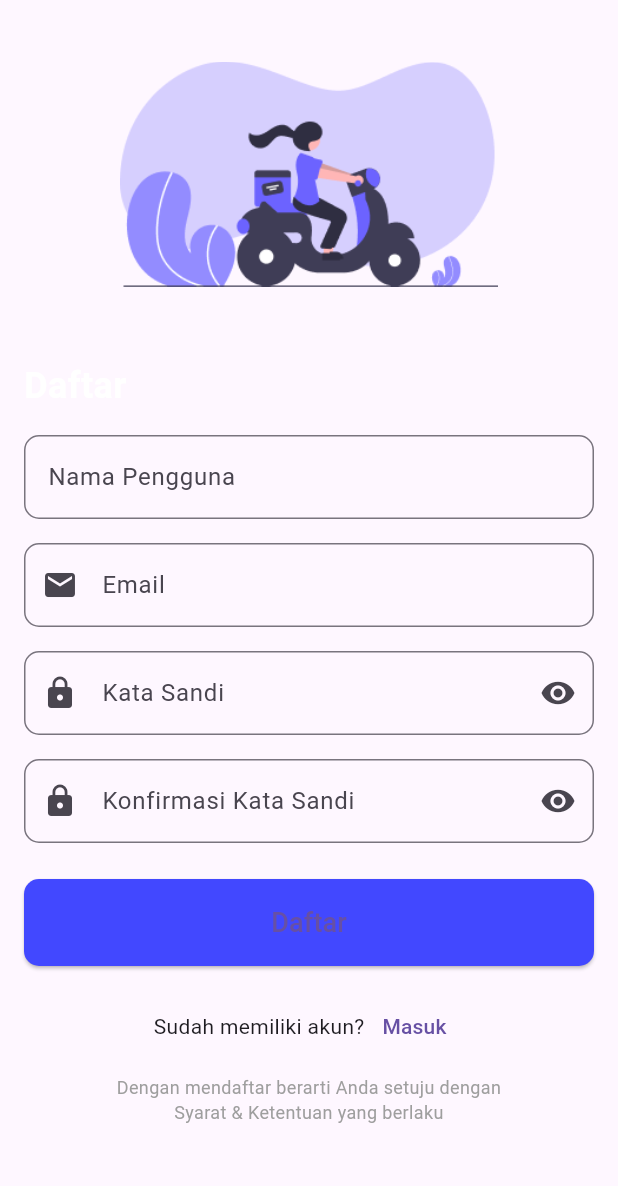
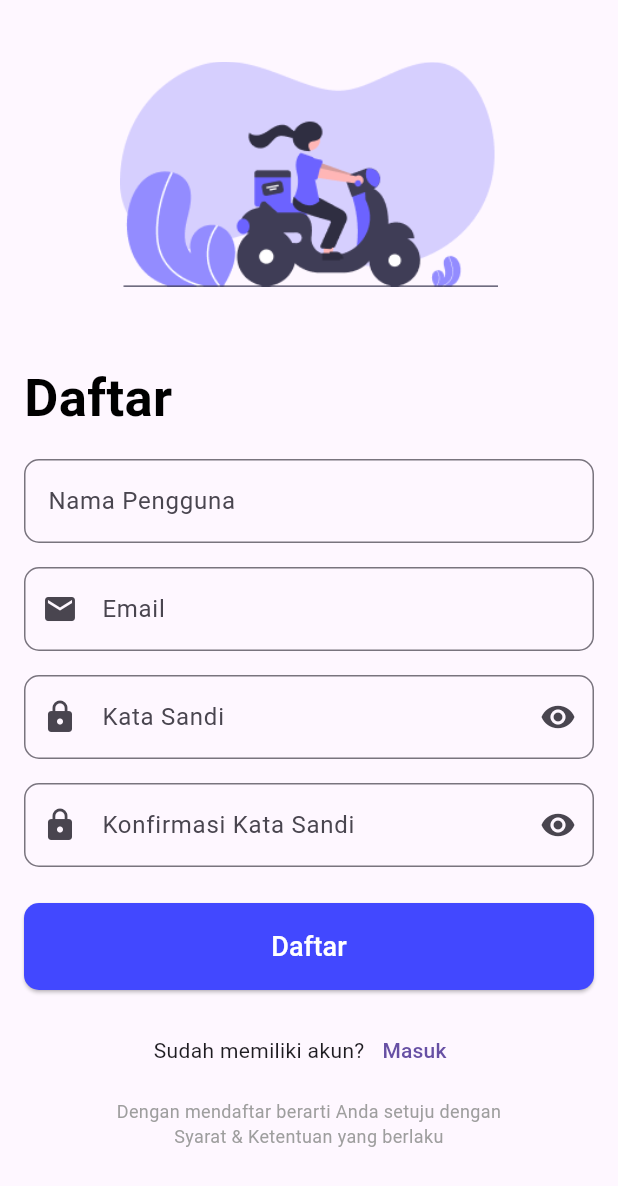
Before and after one commit to Nizar-Rasyiid/sendit_mobile, a Flutter app: the RegisterPage screen opened by its route, on a phone screen of 412 x 824 dp. Shown: the top 1186 px of the screen. Run offline on Flutter 3.47's test engine with Material 3 defaults, Android fonts, the phone set to English and light mode, and no system bars; our stand-ins replace flutter_local_notifications, flutter_timezone, phosphor_flutter, timezone, wave.

Commit message:
merapihkan design

```diff
--- a/lib/auth/register.dart
+++ b/lib/auth/register.dart
@@ -42,9 +42,9 @@ class _RegisterPageState extends State<RegisterPage> {
                 const Text(
                   'Daftar',
                   style: TextStyle(
-                    fontSize: 24,
+                    fontSize: 35,
                     fontWeight: FontWeight.bold,
-                    color: Colors.white,
+                    color: Colors.black,
                   ),
                 ),
                 const SizedBox(height: 16),
@@ -159,7 +159,9 @@ class _RegisterPageState extends State<RegisterPage> {
                   ),
                   child: const Text(
                     'Daftar',
-                    style: TextStyle(fontSize: 18),
+                    style: TextStyle(
+                      fontSize: 18,
+                      color: Colors.white),
                   ),
                 ),
                 const SizedBox(height: 16),
```
